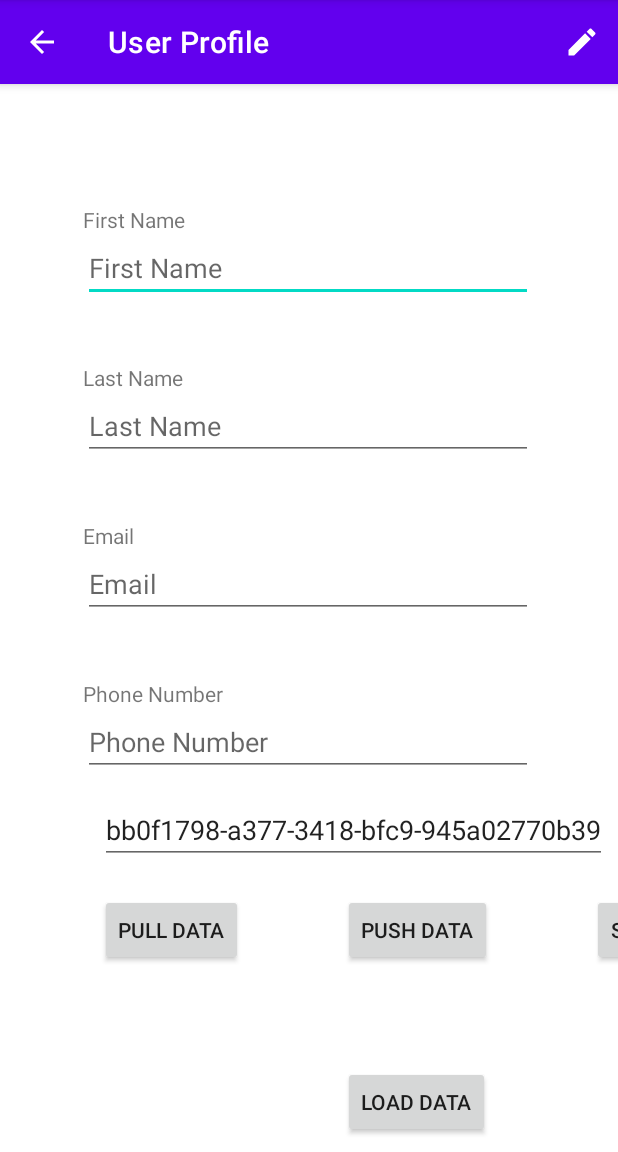
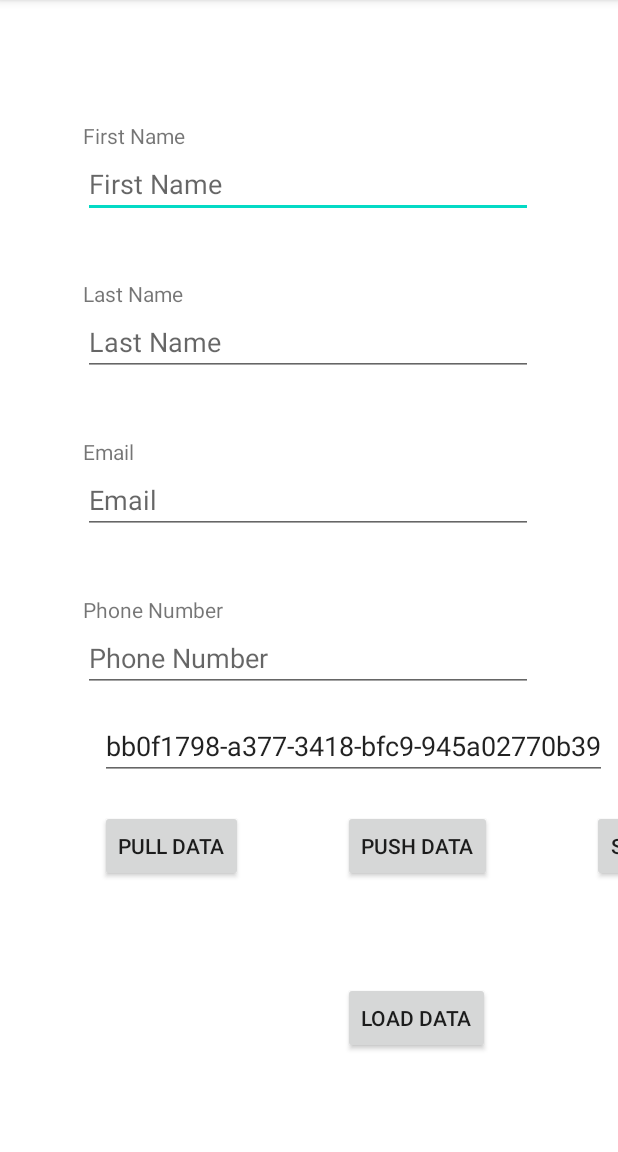
Before and after one commit to CMPUT301W21T02/Kotlout, an Android app: the screen it shows after launch (TestUserActivity), on a phone screen of 412 x 824 dp, the part 84-1236 px from its top. Run offline under Robolectric (Android 15) with nearby library versions, the phone set to English and light mode, and no system bars; our stand-ins replace Firebase (no records; nobody signed in at launch, a user with empty details on screens opened directly).

Commit message:
Created functions to do the editing, cleaned up some UI

```diff
--- a/app/src/main/res/layout/activity_profile.xml
+++ b/app/src/main/res/layout/activity_profile.xml
@@ -6,21 +6,6 @@
 
   android:layout_width="match_parent"
   android:layout_height="match_parent">
-    <com.google.android.material.appbar.AppBarLayout
-      android:layout_width="match_parent"
-      android:layout_height="wrap_content">
-
-        <com.google.android.material.appbar.MaterialToolbar
-          android:id="@+id/topAppBar"
-          android:layout_width="match_parent"
-          android:layout_height="?attr/actionBarSize"
-          app:title="User Profile"
-          app:menu="@menu/user_profile_menu"
-          app:navigationIcon="@drawable/ic_baseline_arrow_back"
-          style="@style/Widget.MaterialComponents.Toolbar.Primary"
-          />
-
-    </com.google.android.material.appbar.AppBarLayout>
 
     <androidx.constraintlayout.widget.ConstraintLayout
       android:id="@+id/profileConstraintLayout"
```
Also changed, not shown: app/src/main/java/xyz/kotlout/kotlout/controller/UserController.java (+29 -0 lines), app/src/main/java/xyz/kotlout/kotlout/view/MainActivity.java (+16 -0 lines), app/src/main/java/xyz/kotlout/kotlout/view/ProfileActivity.java (+46 -16 lines).
